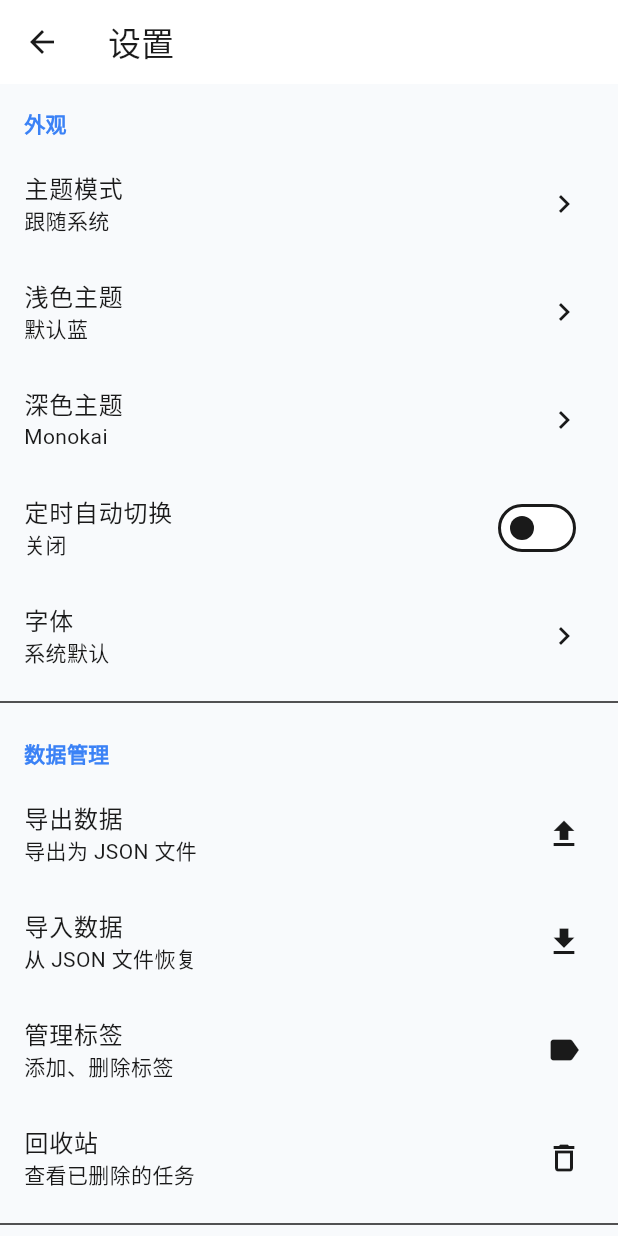
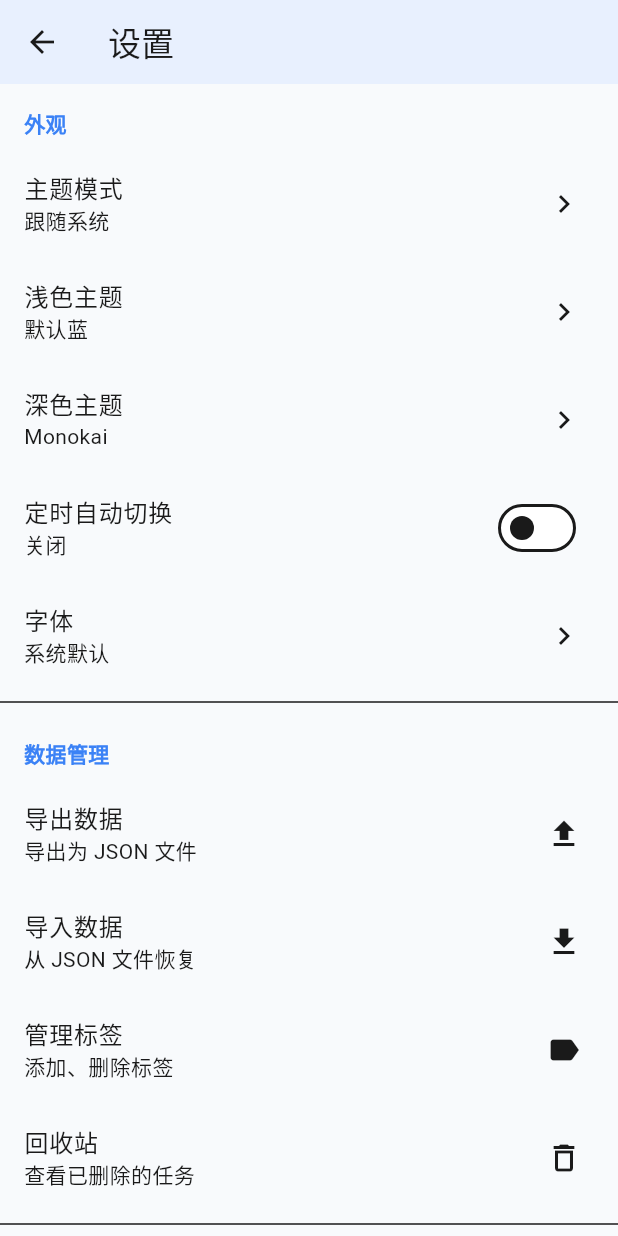
Before and after one commit to CyberYui/YuiTodo-Flutter, a Flutter app: the screen it shows after launch, after a tap on the "settings" icon, on a phone screen of 412 x 824 dp. Run offline on Flutter 3.47's test engine with Material 3 defaults, Android fonts, the phone set to English and light mode, and no system bars; our stand-ins replace flutter_local_notifications, flutter_riverpod, sqflite, timezone; accounts and stored records are empty.

Commit message:
fix: theme-aware AppBar with per-scheme AppBar colors
- Add lightAppBar and darkAppBar to ThemeScheme class
- Each theme now has its own AppBar background color
- Light themes use a tinted version of their primary color
- Dark themes use their surface color for AppBar
- Settings page AppBar now syncs with theme AppBar color

```diff
--- a/lib/core/theme/theme_schemes.dart
+++ b/lib/core/theme/theme_schemes.dart
@@ -19,10 +19,12 @@ class ThemeScheme {
   final Color lightSecondary;
   final Color lightBackground;
   final Color lightSurface;
+  final Color lightAppBar;
   final Color darkPrimary;
   final Color darkSecondary;
   final Color darkBackground;
   final Color darkSurface;
+  final Color darkAppBar;
 
   const ThemeScheme({
     required this.name,
@@ -30,10 +32,12 @@ class ThemeScheme {
     required this.lightSecondary,
     required this.lightBackground,
     required this.lightSurface,
+    required this.lightAppBar,
     required this.darkPrimary,
     required this.darkSecondary,
     required this.darkBackground,
     required this.darkSurface,
+    required this.darkAppBar,
   });
 }
 
@@ -44,10 +48,12 @@ const Map<AppThemeScheme, ThemeScheme> themeSchemes = {
     lightSecondary: Color(0xFF60A5FA),
     lightBackground: Color(0xFFF8FAFC),
     lightSurface: Color(0xFFFFFFFF),
+    lightAppBar: Color(0xFFE8F0FE),
     darkPrimary: Color(0xFF60A5FA),
     darkSecondary: Color(0xFF3B82F6),
     darkBackground: Color(0xFF0F172A),
     darkSurface: Color(0xFF1E293B),
+    darkAppBar: Color(0xFF1E293B),
   ),
   AppThemeScheme.green: ThemeScheme(
     name: '森林绿',
@@ -55,10 +61,12 @@ const Map<AppThemeScheme, ThemeScheme> themeSchemes = {
     lightSecondary: Color(0xFF34D399),
     lightBackground: Color(0xFFF0FDF4),
     lightSurface: Color(0xFFFFFFFF),
+    lightAppBar: Color(0xFFD1FAE5),
     darkPrimary: Color(0xFF34D399),
     darkSecondary: Color(0xFF10B981),
     darkBackground: Color(0xFF022C22),
     darkSurface: Color(0xFF064E3B),
+    darkAppBar: Color(0xFF064E3B),
   ),
   AppThemeScheme.purple: ThemeScheme(
     name: '紫罗兰',
@@ -66,10 +74,12 @@ const Map<AppThemeScheme, ThemeScheme> themeSchemes = {
     lightSecondary: Color(0xFFA78BFA),
     lightBackground: Color(0xFFFAF5FF),
     lightSurface: Color(0xFFFFFFFF),
+    lightAppBar: Color(0xFFEDE9FE),
     darkPrimary: Color(0xFFA78BFA),
     darkSecondary: Color(0xFF8B5CF6),
     darkBackground: Color(0xFF1E1B4B),
     darkSurface: Color(0xFF312E81),
+    darkAppBar: Color(0xFF312E81),
   ),
   AppThemeScheme.orange: ThemeScheme(
     name: '日落橙',
@@ -77,10 +87,12 @@ const Map<AppThemeScheme, ThemeScheme> themeSchemes = {
     lightSecondary: Color(0xFFFBBF24),
     lightBackground: Color(0xFFFFFBEB),
     lightSurface: Color(0xFFFFFFFF),
+    lightAppBar: Color(0xFFFEF3C7),
     darkPrimary: Color(0xFFFBBF24),
     darkSecondary: Color(0xFFF59E0B),
     darkBackground: Color(0xFF451A03),
     darkSurface: Color(0xFF78350F),
+    darkAppBar: Color(0xFF78350F),
   ),
   AppThemeScheme.monokai: ThemeScheme(
     name: 'Monokai',
@@ -88,10 +100,12 @@ const Map<AppThemeScheme, ThemeScheme> themeSchemes = {
     lightSecondary: Color(0xFF66D9EF),
     lightBackground: Color(0xFFF8F8F2),
     lightSurface: Color(0xFFFFFFFF),
+    lightAppBar: Color(0xFFEFEADC),
     darkPrimary: Color(0xFFA6E22E),
     darkSecondary: Color(0xFF66D9EF),
     darkBackground: Color(0xFF272822),
     darkSurface: Color(0xFF3E3D32),
+    darkAppBar: Color(0xFF3E3D32),
   ),
   AppThemeScheme.dracula: ThemeScheme(
     name: 'Dracula',
@@ -99,10 +113,12 @@ const Map<AppThemeScheme, ThemeScheme> themeSchemes = {
     lightSecondary: Color(0xFFBD93F9),
     lightBackground: Color(0xFFF8F8F2),
     lightSurface: Color(0xFFFFFFFF),
+    lightAppBar: Color(0xFFF5E6FA),
     darkPrimary: Color(0xFFFF79C6),
     darkSecondary: Color(0xFFBD93F9),
     darkBackground: Color(0xFF282A36),
     darkSurface: Color(0xFF44475A),
+    darkAppBar: Color(0xFF44475A),
   ),
   AppThemeScheme.nord: ThemeScheme(
     name: 'Nord',
@@ -110,10 +126,12 @@ const Map<AppThemeScheme, ThemeScheme> themeSchemes = {
     lightSecondary: Color(0xFF88C0D0),
     lightBackground: Color(0xFFECEFF4),
     lightSurface: Color(0xFFFFFFFF),
+    lightAppBar: Color(0xFFD8DEE9),
     darkPrimary: Color(0xFF81A1C1),
     darkSecondary: Color(0xFF88C0D0),
     darkBackground: Color(0xFF2E3440),
     darkSurface: Color(0xFF3B4252),
+    darkAppBar: Color(0xFF3B4252),
   ),
   AppThemeScheme.gruvbox: ThemeScheme(
     name: 'Gruvbox',
@@ -121,10 +139,12 @@ const Map<AppThemeScheme, ThemeScheme> themeSchemes = {
     lightSecondary: Color(0xFF458588),
     lightBackground: Color(0xFFFBF1C7),
     lightSurface: Color(0xFFFFFFFF),
+    lightAppBar: Color(0xFFEBDBB2),
     darkPrimary: Color(0xFFD3869B),
     darkSecondary: Color(0xFF83A598),
     darkBackground: Color(0xFF282828),
     darkSurface: Color(0xFF3C3836),
+    darkAppBar: Color(0xFF3C3836),
   ),
   AppThemeScheme.black: ThemeScheme(
     name: '纯黑',
@@ -132,10 +152,12 @@ const Map<AppThemeScheme, ThemeScheme> themeSchemes = {
     lightSecondary: Color(0xFF424242),
     lightBackground: Color(0xFFF5F5F5),
     lightSurface: Color(0xFFFFFFFF),
+    lightAppBar: Color(0xFFE0E0E0),
     darkPrimary: Color(0xFFE0E0E0),
     darkSecondary: Color(0xFF9E9E9E),
     darkBackground: Color(0xFF000000),
     darkSurface: Color(0xFF121212),
+    darkAppBar: Color(0xFF121212),
   ),
 };
 
@@ -157,7 +179,7 @@ ThemeData lightThemeForScheme(ThemeScheme scheme) {
     scaffoldBackgroundColor: scheme.lightBackground,
     cardColor: scheme.lightSurface,
     appBarTheme: AppBarTheme(
-      backgroundColor: scheme.lightSurface,
+      backgroundColor: scheme.lightAppBar,
       foregroundColor: const Color(0xFF1A1A1A),
       elevation: 0,
     ),
@@ -201,7 +223,7 @@ ThemeData darkThemeForScheme(ThemeScheme scheme) {
     scaffoldBackgroundColor: scheme.darkBackground,
     cardColor: scheme.darkSurface,
     appBarTheme: AppBarTheme(
-      backgroundColor: scheme.darkSurface,
+      backgroundColor: scheme.darkAppBar,
       foregroundColor: Colors.white,
       elevation: 0,
     ),
--- a/lib/ui/screens/settings_screen.dart
+++ b/lib/ui/screens/settings_screen.dart
@@ -21,6 +21,7 @@ class SettingsScreen extends ConsumerWidget {
     return Scaffold(
       appBar: AppBar(
         title: Text('设置', style: TextStyle(color: theme.colorScheme.onSurface)),
+        backgroundColor: theme.appBarTheme.backgroundColor,
       ),
       body: ListView(
         children: [
```
Also changed, not shown: lib/ui/screens/task_editor_screen.dart (+24 -10 lines).
